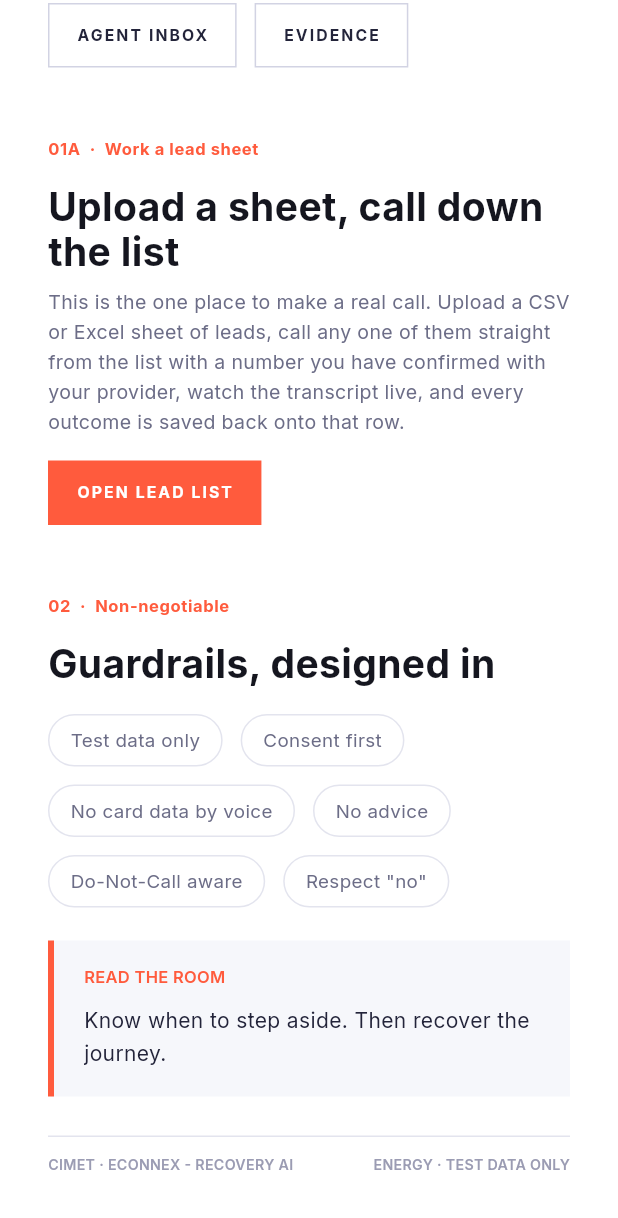
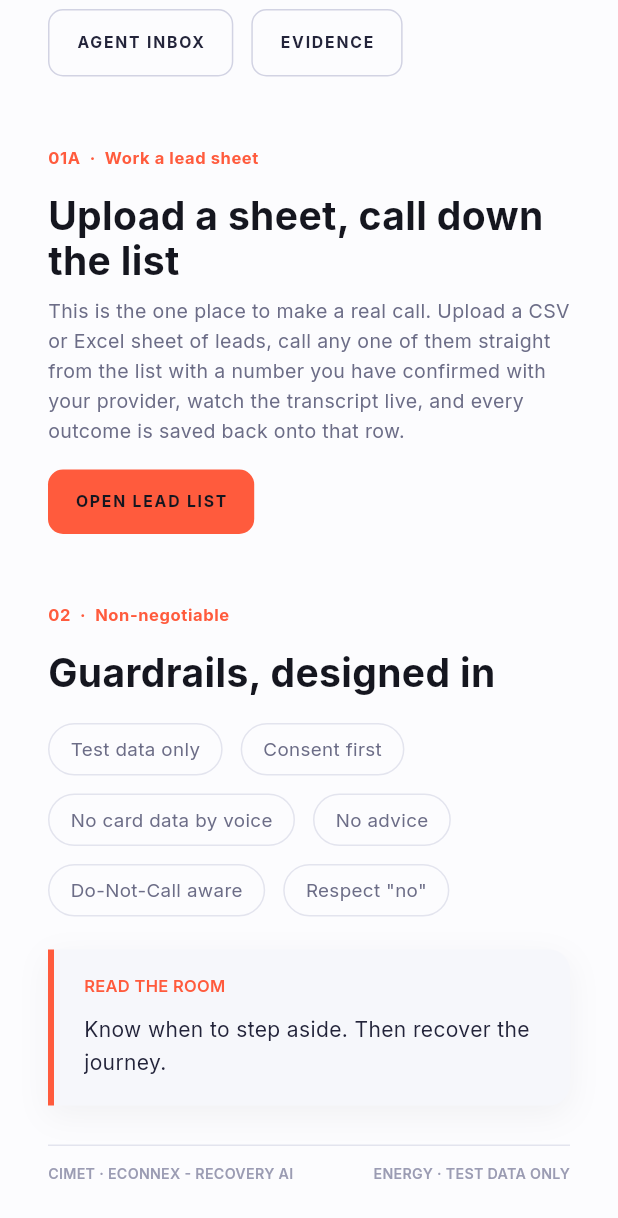
Before and after one commit to PriyanshuYadav10/Recovery-AI, a Flutter app: the screen it shows after launch, scrolled down 1023 dp, on a phone screen of 412 x 824 dp. Shown: the top 1218 px of the screen. Run offline on Flutter 3.47's test engine with Material 3 defaults, Android fonts, the phone set to English and light mode, and no system bars; our stand-ins replace google_fonts, web; missing offline and left inert: dart:js_interop; network calls fail.

Commit message:
Polish the design: fix a real contrast bug, lift panels off the page
Found while making the UI 'more unique': the custom _cta button (every
button on the landing page) hard-coded white text on the orange fill -
the exact contrast bug already fixed in the theme's FilledButton earlier,
but this widget bypassed the theme entirely. 3.08:1 (fails AA) -> 5.84:1.

- Rounded every button consistently (10px), tinted the accent-outline
  variant instead of leaving it plain white
- Panels (HandoutPanel, Callout) now use a soft shadow instead of a flat
  1px border - reads as lifted paper rather than boxes with a line
- Page background warmed very slightly off pure white
- Kept the distinctive parts as the visual identity rather than smoothing
  them into a generic template: the numbered-section motif, the waveform,
  the strict two-colour (ink + one orange) palette

Verified by screenshot, not just by compiling. Backend unaffected (75
tests still pass); frontend builds clean.

Co-Authored-By: Claude Sonnet 5 <noreply@anthropic.com>

```diff
--- a/frontend/lib/screens/landing_screen.dart
+++ b/frontend/lib/screens/landing_screen.dart
@@ -208,24 +208,32 @@ class _LandingScreenState extends State<LandingScreen> {
     ];
   }
 
+  /// One button shape used everywhere on this page: rounded, a tinted fill
+  /// when it means something (primary action, or something waiting for
+  /// attention), plain otherwise. The fix here matters, not just the look -
+  /// the old version hard-coded white text on the orange fill, which fails
+  /// contrast on a light background (3.08:1; ink on orange is 5.84:1).
   Widget _cta(String label, VoidCallback onTap, {bool primary = false, bool accent = false}) {
     final isAccent = primary || accent;
-    return InkWell(
+    return Material(
+      color: primary ? AppTheme.accent : (accent ? AppTheme.accent.withValues(alpha: 0.08) : AppTheme.bg),
+      borderRadius: BorderRadius.circular(10),
+      child: InkWell(
         onTap: onTap,
+        borderRadius: BorderRadius.circular(10),
         child: Container(
-        padding: const EdgeInsets.symmetric(horizontal: 18, vertical: 13),
+          padding: const EdgeInsets.symmetric(horizontal: 18, vertical: 14),
           decoration: BoxDecoration(
-          color: primary ? AppTheme.accent : Colors.transparent,
-          border: Border.all(color: isAccent ? AppTheme.accent : AppTheme.lineSoft),
+            borderRadius: BorderRadius.circular(10),
+            border: primary ? null : Border.all(color: isAccent ? AppTheme.accent : AppTheme.lineSoft),
           ),
           child: Text(
             label,
             style: AppTheme.mono(10.5,
-              color: primary
-                  ? AppTheme.bg
-                  : (accent ? AppTheme.accent : AppTheme.text),
-              tracking: 1.4,
+                color: primary ? AppTheme.ink : (accent ? AppTheme.accent : AppTheme.text),
+                tracking: 1.2,
                 weight: FontWeight.w700),
+          ),
         ),
       ),
     );
--- a/frontend/lib/theme/app_theme.dart
+++ b/frontend/lib/theme/app_theme.dart
@@ -10,7 +10,7 @@ import 'package:google_fonts/google_fonts.dart';
 /// grey, or a rule - nothing competes with the accent for attention.
 class AppTheme {
   // Surfaces
-  static const bg = Color(0xFFFFFFFF);
+  static const bg = Color(0xFFFCFCFE);
   static const panel = Color(0xFFF6F7FB);
   static const panelAlt = Color(0xFFEDEEF6);
 
@@ -38,6 +38,12 @@ class AppTheme {
   static const danger = accent;
   static const accent2 = body;
   static const ok = text;
+
+  /// A soft lift for panels/cards - used instead of a heavier border so
+  /// surfaces read as raised paper rather than boxes with a line around them.
+  static List<BoxShadow> cardShadow = [
+    BoxShadow(color: ink.withValues(alpha: 0.05), blurRadius: 18, offset: const Offset(0, 6)),
+  ];
 
   /// Ranking and queue bands, strongest first.
   static Color band(String value) {
@@ -123,8 +129,7 @@ class AppTheme {
         color: panel,
         elevation: 0,
         shape: RoundedRectangleBorder(
-          borderRadius: BorderRadius.circular(10),
-          side: const BorderSide(color: line),
+          borderRadius: BorderRadius.circular(14),
         ),
       ),
       inputDecorationTheme: InputDecorationTheme(
--- a/frontend/lib/theme/handout.dart
+++ b/frontend/lib/theme/handout.dart
@@ -72,9 +72,11 @@ class Callout extends StatelessWidget {
   Widget build(BuildContext context) {
     return Container(
       width: double.infinity,
-      decoration: const BoxDecoration(
+      decoration: BoxDecoration(
         color: AppTheme.panel,
-        border: Border(left: BorderSide(color: AppTheme.accent, width: 4)),
+        borderRadius: const BorderRadius.horizontal(right: Radius.circular(14)),
+        border: const Border(left: BorderSide(color: AppTheme.accent, width: 4)),
+        boxShadow: AppTheme.cardShadow,
       ),
       padding: const EdgeInsets.fromLTRB(20, 16, 20, 18),
       child: Column(
@@ -110,8 +112,8 @@ class HandoutPanel extends StatelessWidget {
       width: double.infinity,
       decoration: BoxDecoration(
         color: AppTheme.panel,
-        borderRadius: BorderRadius.circular(6),
-        border: Border.all(color: AppTheme.line),
+        borderRadius: BorderRadius.circular(14),
+        boxShadow: AppTheme.cardShadow,
       ),
       padding: padding,
       child: Column(
```
Lines whose indentation alone changed are shown as unchanged.
